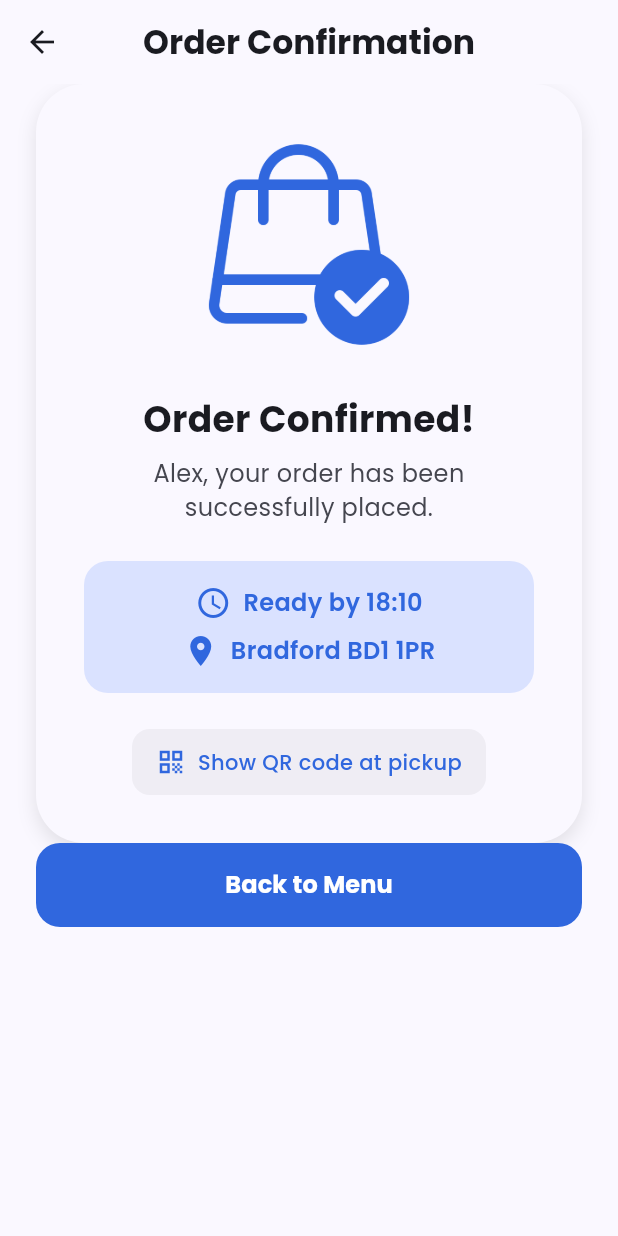
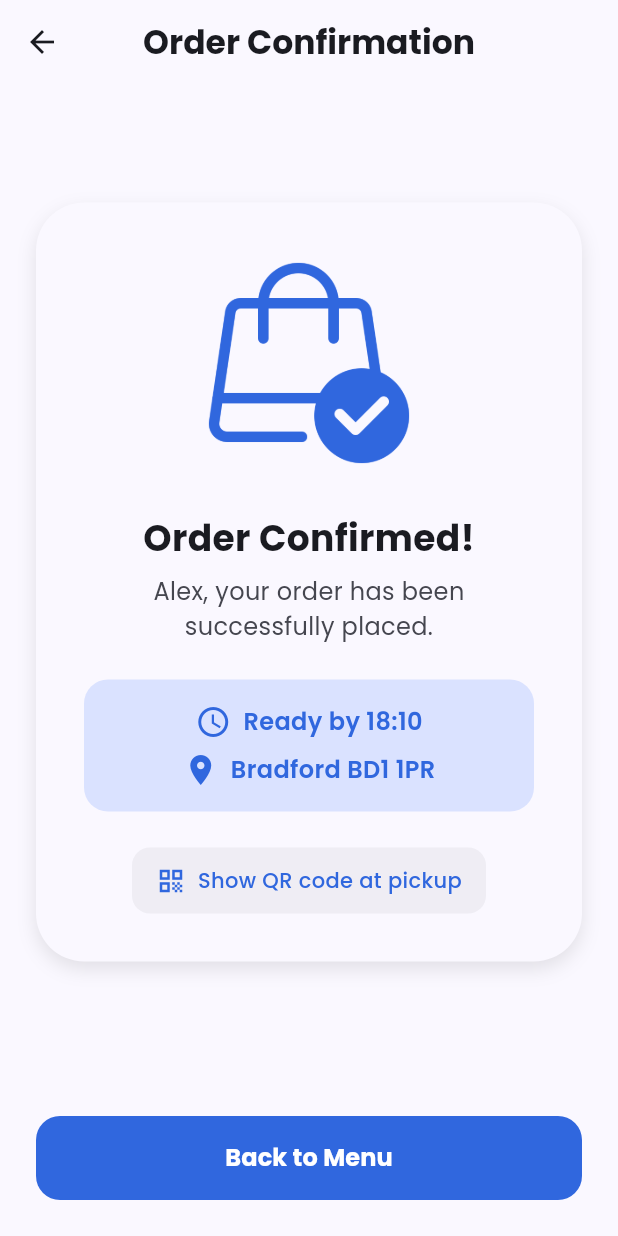
Before and after one commit to sayedalmarwan/mcoffee, a Flutter app: the OrderConfirmationScreen screen opened by its route, on a phone screen of 412 x 824 dp. Run offline on Flutter 3.47's test engine with Material 3 defaults, Android fonts, the phone set to English and light mode, and no system bars; our stand-ins replace firebase_auth, firebase_core, flutter_map, google_fonts, latlong2, qr_flutter; missing offline and left inert: razorpay_flutter; accounts and stored records are empty.

Commit message:
project mcoffee

```diff
--- a/lib/confirmed_page.dart
+++ b/lib/confirmed_page.dart
@@ -29,13 +29,14 @@ class OrderConfirmationScreen extends StatelessWidget {
             centerTitle: true,
           ),
           body: SafeArea(
-            child: SingleChildScrollView(
             child: Padding(
               padding: const EdgeInsets.symmetric(horizontal: 24.0),
               child: Column(
                 children: [
-                    const Spacer(),
-                    Container(
+                  Expanded(
+                    child: Center(
+                      child: SingleChildScrollView(
+                        child: Container(
                           padding: const EdgeInsets.all(32),
                           decoration: BoxDecoration(
                             color: colorScheme.surface,
@@ -161,9 +162,11 @@ class OrderConfirmationScreen extends StatelessWidget {
                             ],
                           ),
                         ),
-                    const Spacer(),
+                      ),
+                    ),
+                  ),
                   Padding(
-                      padding: const EdgeInsets.only(bottom: 24),
+                    padding: const EdgeInsets.symmetric(vertical: 24),
                     child: FilledButton(
                       onPressed: () {
                         Navigator.pushNamedAndRemoveUntil(context, '/cafe', (route) => false);
@@ -188,7 +191,6 @@ class OrderConfirmationScreen extends StatelessWidget {
             ),
           ),
         ),
-        ),
 
     );
   }
```
Lines whose indentation alone changed are shown as unchanged.
